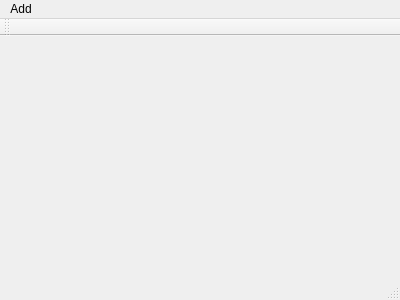
This is DataBase_Project/mainwindow.ui in und3rsrl/Database-Project-Martial-Art- as Qt 5 draws it before an edit. The edited form follows.
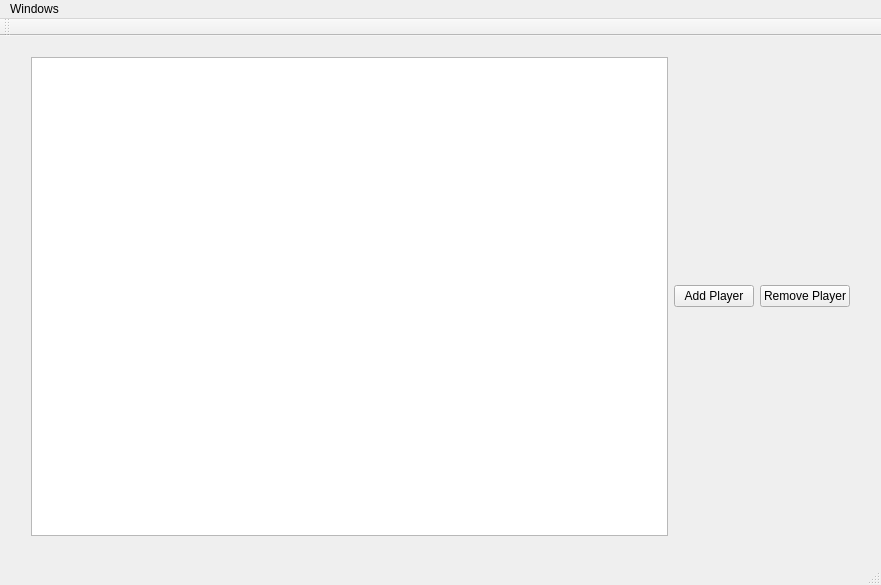
This is the edited form.

Commit message: Added PlayerModel class

```diff
--- a/DataBase_Project/mainwindow.ui
+++ b/DataBase_Project/mainwindow.ui
@@ -6,26 +6,56 @@
    <rect>
     <x>0</x>
     <y>0</y>
-    <width>400</width>
-    <height>300</height>
+    <width>881</width>
+    <height>585</height>
    </rect>
   </property>
   <property name="windowTitle">
    <string>MainWindow</string>
   </property>
-  <widget class="QWidget" name="centralWidget"/>
+  <widget class="QWidget" name="centralWidget">
+   <widget class="QWidget" name="">
+    <property name="geometry">
+     <rect>
+      <x>20</x>
+      <y>10</y>
+      <width>841</width>
+      <height>501</height>
+     </rect>
+    </property>
+    <layout class="QHBoxLayout" name="horizontalLayout">
+     <item>
+      <widget class="QListView" name="playersList"/>
+     </item>
+     <item>
+      <widget class="QPushButton" name="addButton">
+       <property name="text">
+        <string>Add Player</string>
+       </property>
+      </widget>
+     </item>
+     <item alignment="Qt::AlignVCenter">
+      <widget class="QPushButton" name="removeButton">
+       <property name="text">
+        <string>Remove Player</string>
+       </property>
+      </widget>
+     </item>
+    </layout>
+   </widget>
+  </widget>
   <widget class="QMenuBar" name="menuBar">
    <property name="geometry">
     <rect>
      <x>0</x>
      <y>0</y>
-     <width>400</width>
+     <width>881</width>
      <height>21</height>
     </rect>
    </property>
    <widget class="QMenu" name="menuAdd">
     <property name="title">
-     <string>Add</string>
+     <string>Windows</string>
     </property>
     <addaction name="actionPlayer"/>
    </widget>
```
Left out of the diff: 2 changed lines with no effect on the pictures. The commit also changes 5 other files.
